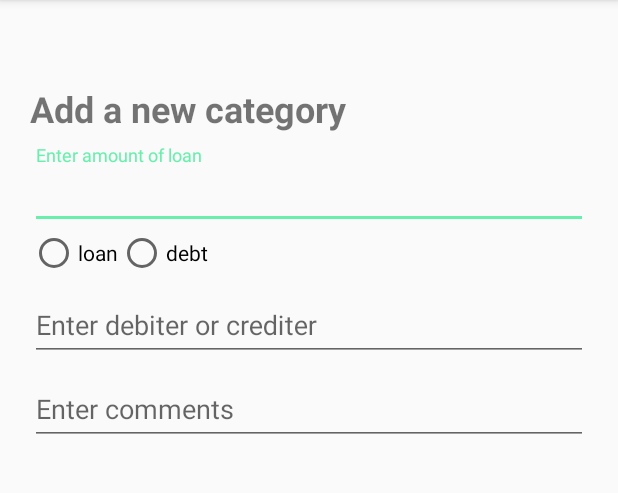
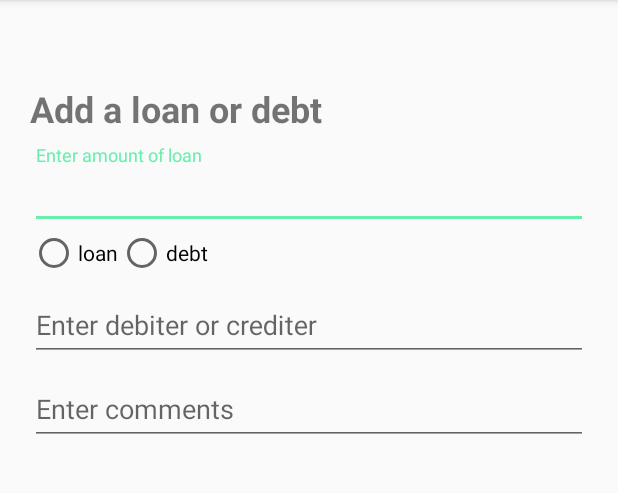
Before and after one commit to SuryaThiru/expensio-WINSEM18, an Android app: the AddDebtOrLoan screen opened directly, with no data from a screen before it, after a tap on "ACTION", on a phone screen of 412 x 824 dp, the part 84-577 px from its top. Run offline under Robolectric (Android 15) with nearby library versions, the light colour scheme and no system bars; libraries missing offline, so code that uses them is left out: io.realm; 3 statements that could not run were skipped; 1 other tap on this screen came first.

Commit message:
add form handler loans

```diff
--- a/app/src/main/java/com/nas/android/expensio/AddDebtOrLoan.kt
+++ b/app/src/main/java/com/nas/android/expensio/AddDebtOrLoan.kt
@@ -7,10 +7,10 @@ import android.util.Log
 import android.view.View
 import io.realm.Realm
 import kotlinx.android.synthetic.main.activity_add_debt_or_loan.*
-import kotlinx.android.synthetic.main.app_bar_main_navigation.*
 import model.DEBT
 import model.LOAN
 import model.addLoan
+import java.text.SimpleDateFormat
 import java.util.*
 
 class AddDebtOrLoan : AppCompatActivity() {
@@ -26,12 +26,17 @@ class AddDebtOrLoan : AppCompatActivity() {
                         val rem = inp_loan_rem.text.toString()
                         val actor = inp_loan_actr.text.toString()
                         val opt = if (loan_radio.checkedRadioButtonId == 0) LOAN else DEBT
-                        val date = null
+                        // TODO get date
 
                         val realm = Realm.getDefaultInstance()
                         addLoan(realm, amnt, rem, opt, actor, Date())
 
                         Log.i("Realm write", "added new category")
+
+                        inp_loan_actr.setText("")
+                        inp_loan_rem.setText("")
+                        inp_loan_amnt.setText("")
+                        loan_radio.clearCheck()
                     }).show()
         }
 
--- a/app/src/main/java/com/nas/android/expensio/BudgetList.kt
+++ b/app/src/main/java/com/nas/android/expensio/BudgetList.kt
@@ -3,7 +3,7 @@ package com.nas.android.expensio
 import android.content.Intent
 import android.support.v7.app.AppCompatActivity
 import android.os.Bundle
-import kotlinx.android.synthetic.main.app_bar_main_navigation.*
+import kotlinx.android.synthetic.main.activity_set_budget.*
 
 class BudgetList : AppCompatActivity() {
 
@@ -11,7 +11,7 @@ class BudgetList : AppCompatActivity() {
         super.onCreate(savedInstanceState)
         setContentView(R.layout.activity_budget_list)
 
-        fab.setOnClickListener {
+        fab_budget.setOnClickListener {
             // Handler code here.
             val intent = Intent(applicationContext, SetBudget::class.java)
             startActivity(intent);
--- a/app/src/main/java/com/nas/android/expensio/MainNavigationActivity.kt
+++ b/app/src/main/java/com/nas/android/expensio/MainNavigationActivity.kt
@@ -30,7 +30,7 @@ class MainNavigationActivity : AppCompatActivity(), NavigationView.OnNavigationI
         main_recyclerview.layoutManager = LinearLayoutManager(this)
         main_recyclerview.adapter = MainAdapter()
 
-        fab.setOnClickListener { view ->
+        fab_main.setOnClickListener { view ->
             Snackbar.make(view, "have to add  activity/fragment to add expense", Snackbar.LENGTH_LONG)
                     .setAction("Action", null).show()
         }
--- a/app/src/main/java/com/nas/android/expensio/SetBudget.kt
+++ b/app/src/main/java/com/nas/android/expensio/SetBudget.kt
@@ -3,6 +3,7 @@ package com.nas.android.expensio
 import android.support.v7.app.AppCompatActivity
 import android.os.Bundle
 import android.support.design.widget.Snackbar
+import kotlinx.android.synthetic.main.activity_set_budget.*
 import kotlinx.android.synthetic.main.app_bar_main_navigation.*
 
 class SetBudget : AppCompatActivity() {
@@ -11,7 +12,7 @@ class SetBudget : AppCompatActivity() {
         super.onCreate(savedInstanceState)
         setContentView(R.layout.activity_set_budget)
 
-        fab.setOnClickListener { view ->
+        fab_budget.setOnClickListener { view ->
             Snackbar.make(view, "Replace with your own action", Snackbar.LENGTH_SHORT)
                     .setAction("Action", null).show()
         }
--- a/app/src/main/res/layout/activity_add_debt_or_loan.xml
+++ b/app/src/main/res/layout/activity_add_debt_or_loan.xml
@@ -19,7 +19,7 @@ tools:context="com.nas.android.expensio.MainNavigationActivity">
             android:id="@+id/loans_title"
             android:layout_width="match_parent"
             android:layout_height="wrap_content"
-            android:text="@string/add_new_cat"
+            android:text="@string/loan_title"
             android:textSize="24sp"
             android:textStyle="bold"
             android:layout_marginBottom="8dp"/>
@@ -34,7 +34,8 @@ tools:context="com.nas.android.expensio.MainNavigationActivity">
                 android:layout_width="match_parent"
                 android:layout_height="wrap_content"
                 android:singleLine="true"
-                android:hint="@string/amount" />
+                android:hint="@string/amount"
+                android:inputType="number"/>
         </android.support.design.widget.TextInputLayout>
 
         <RadioGroup xmlns:android="http://schemas.android.com/apk/res/android"
--- a/app/src/main/res/layout/activity_set_budget.xml
+++ b/app/src/main/res/layout/activity_set_budget.xml
@@ -74,7 +74,7 @@
 
     </LinearLayout>
     <android.support.design.widget.FloatingActionButton
-        android:id="@+id/fab"
+        android:id="@+id/fab_budget"
         android:layout_width="wrap_content"
         android:layout_height="wrap_content"
         android:layout_gravity="bottom|center"
--- a/app/src/main/res/layout/app_bar_main_navigation.xml
+++ b/app/src/main/res/layout/app_bar_main_navigation.xml
@@ -28,7 +28,7 @@
 
 
     <android.support.design.widget.FloatingActionButton
-        android:id="@+id/fab"
+        android:id="@+id/fab_main"
         android:layout_width="wrap_content"
         android:layout_height="wrap_content"
         android:layout_gravity="bottom|center"
```
Also changed, not shown: app/src/main/java/com/nas/android/expensio/DebtsAndLoansAdapter.kt (+7 -3 lines).
